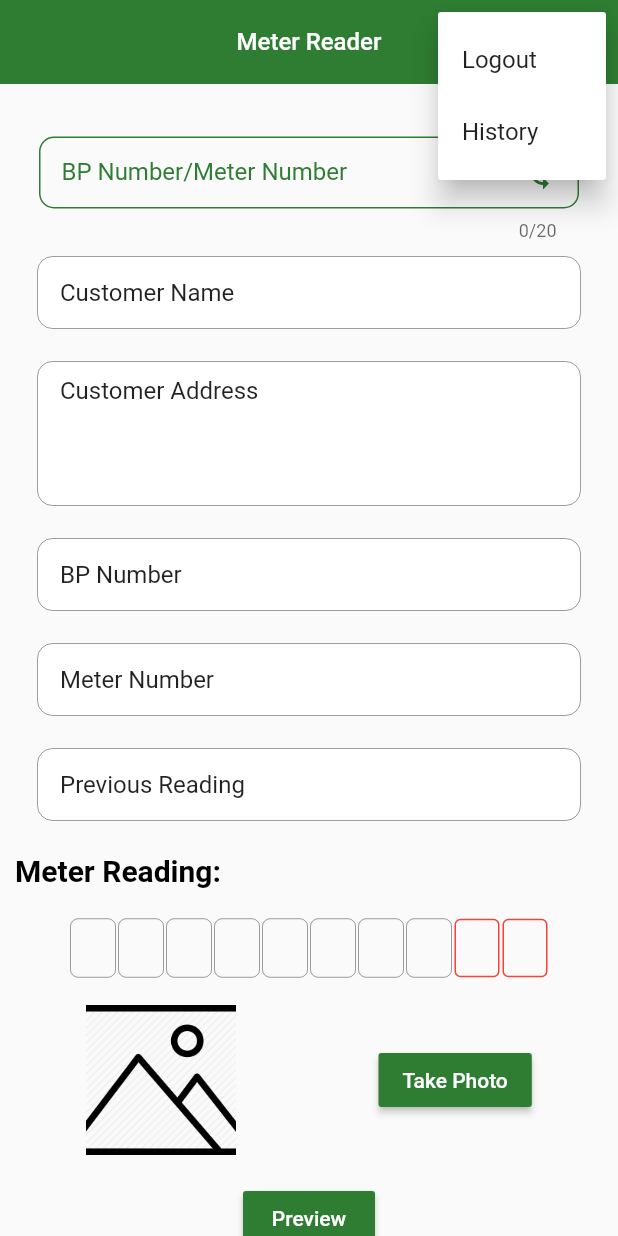
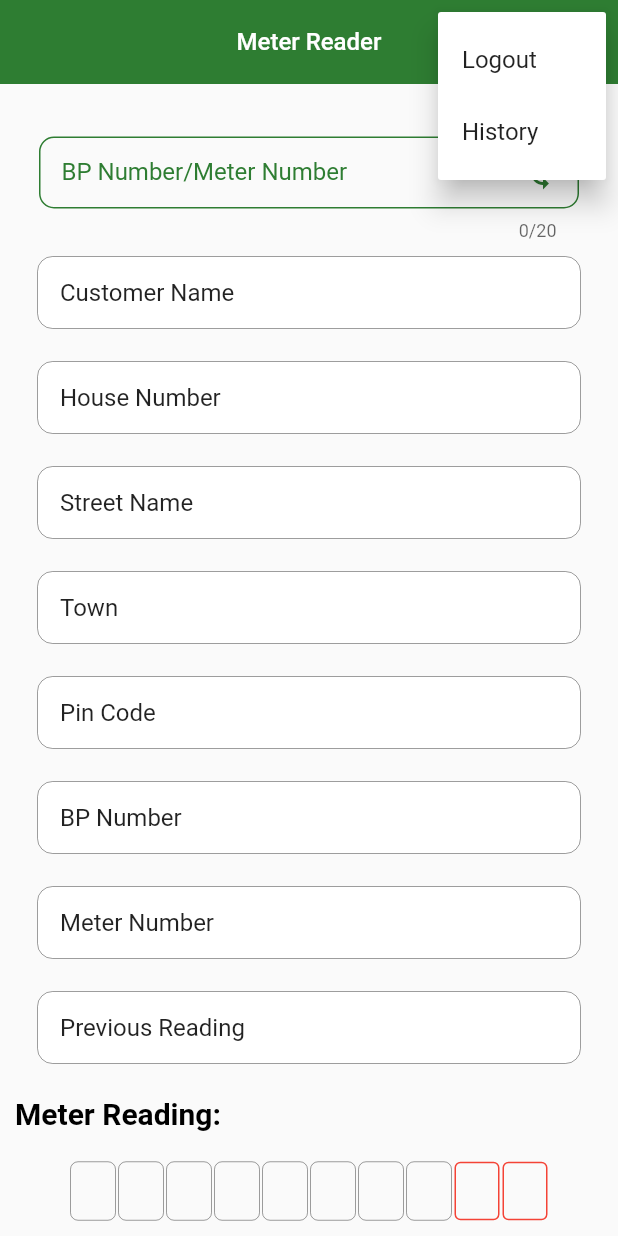
Before and after one commit to PurvaUnistal/purva_bharti_meter_reader, a Flutter app: the MeterRequestScreen screen opened directly, after a tap on the "more vert" icon, on a phone screen of 412 x 824 dp. Run offline on Flutter 3.47's test engine with Material 2 defaults, Android fonts, the phone set to English and light mode, and no system bars; our stand-ins replace connectivity, device_info_plus, equatable, flutter_bloc, flutter_easyloading, flutter_spinkit and 6 more; missing offline and left inert: bluetooth_thermal_printer, esc_pos_utils, password_validated_field; accounts and stored records are empty.

Commit message:
PurvaBharti_meter_reader

```diff
--- a/lib/Screens/SplashPage.dart
+++ b/lib/Screens/SplashPage.dart
@@ -49,7 +49,7 @@ class _PageState extends State<SplashPage> {
                   crossAxisAlignment: CrossAxisAlignment.end,
                   children: [
                     Text("Version : 1"),
-                    Text("Date : 07-03-2024"),
+                    Text("Date : 30-05-2024"),
                   ],
                 )
               ],
--- a/lib/Screens/billingRequest.dart
+++ b/lib/Screens/billingRequest.dart
@@ -36,12 +36,12 @@ class MeterReadingNumberState extends State<MeterRequestScreen> {
   final meterNumberController = new TextEditingController();
   final customerNameController = new TextEditingController();
   final customerAddressController = new TextEditingController();
+  final houseNumberController = new TextEditingController();
+  final streetController = new TextEditingController();
+  final townController = new TextEditingController();
+  final pinCodeController = new TextEditingController();
   final previousReadingController = new TextEditingController();
   final previousOutStandingController = new TextEditingController();
-  final houseNumberController = new TextEditingController();
-  final localityController = new TextEditingController();
-  final townController = new TextEditingController();
-  final pinCodeController = new TextEditingController();
   final myController1 = new TextEditingController();
   final myController2 = new TextEditingController();
   final myController3 = new TextEditingController();
@@ -172,14 +172,18 @@ class MeterReadingNumberState extends State<MeterRequestScreen> {
           customerNameController.text = searchList[0].firstName.toString() +
               " " +
               searchList[0].lastName.toString();
-          customerAddressController.text =
+          /*customerAddressController.text =
               searchList[0].houseNumber.toString() +
                   "\n" +
                   searchList[0].locality.toString() +
                   "\n" +
                   searchList[0].town.toString() +
                   "\n" +
-                  searchList[0].pinCode.toString();
+                  searchList[0].pinCode.toString();*/
+          houseNumberController.text = searchList[0].houseNumber.toString();
+          streetController.text = searchList[0].locality.toString();
+          townController.text = searchList[0].town.toString();
+          pinCodeController.text = searchList[0].pinCode.toString();
           previousReadingController.text = searchList[0].replaceStatus == 1
               ? searchList[0].newMeterOldReading.toString()
               : searchList[0].oldReading.toString();
@@ -218,7 +222,7 @@ class MeterReadingNumberState extends State<MeterRequestScreen> {
         myController8.text.toString().trim() +
         myController9.text.toString().trim() +
         myController10.text.toString().trim();
-    double myReading = double.parse(myReadingValue) / 1000;
+      double myReading = double.parse(myReadingValue) / 1000;
     if (bpNumberFieldController.text.trim().toString() == " ") {
       CustomToast.showToast("Select BP Number");
       return;
@@ -227,10 +231,10 @@ class MeterReadingNumberState extends State<MeterRequestScreen> {
       CustomToast.showToast("Select Customer Name ");
       return;
     }
-    if (customerAddressController.text.trim().toString() == " ") {
+   /* if (customerAddressController.text.trim().toString() == " ") {
       CustomToast.showToast("Select Customer Address ");
       return;
-    }
+    }*/
     if (bpNumberFieldController.text.trim().toString() == " ") {
       CustomToast.showToast("Select BP Number");
       return;
@@ -325,6 +329,10 @@ class MeterReadingNumberState extends State<MeterRequestScreen> {
     meterNumberController.clear();
     customerNameController.clear();
     customerAddressController.clear();
+    houseNumberController.clear();
+    streetController.clear();
+    townController.clear();
+    pinCodeController.clear();
     previousReadingController.clear();
     previousOutStandingController.clear();
     myController1.clear();
@@ -491,10 +499,33 @@ class MeterReadingNumberState extends State<MeterRequestScreen> {
                       CustomTextEmailField(
                         enabled: false,
                         keyboardType: TextInputType.streetAddress,
-                        maxLines: 4,
-                        controller: customerAddressController,
+                        controller: houseNumberController,
                         validate: false,
-                        labelText: "Customer Address",
+                        labelText: "House Number",
+                        filledColor: Colors.white,
+                      ),
+                      CustomTextEmailField(
+                        enabled: false,
+                        keyboardType: TextInputType.streetAddress,
+                        controller: streetController,
+                        validate: false,
+                        labelText: "Street Name",
+                        filledColor: Colors.white,
+                      ),
+                      CustomTextEmailField(
+                        enabled: false,
+                        keyboardType: TextInputType.streetAddress,
+                        controller: townController,
+                        validate: false,
+                        labelText: "Town",
+                        filledColor: Colors.white,
+                      ),
+                      CustomTextEmailField(
+                        enabled: false,
+                        keyboardType: TextInputType.streetAddress,
+                        controller: pinCodeController,
+                        validate: false,
+                        labelText: "Pin Code",
                         filledColor: Colors.white,
                       ),
                       CustomTextEmailField(
--- a/lib/service/Apis.dart
+++ b/lib/service/Apis.dart
@@ -1,7 +1,6 @@
 class Apis {
-//  static String baseUrl = 'http://pbgpl.smartgasnet.com/api/';
-  static String baseUrl = 'http://142.79.231.30:8097/api/';
-  static String login = 'login';
+  static String baseUrl = 'http://pbgpl.smartgasnet.com/api/';
+ // static String baseUrl = 'http://142.79.231.30:8097/api/';
   static String auth = baseUrl + 'auth';
   static String getPendingBillsMeterReader =
       baseUrl + 'customer/getPendingBillsMeterReader';
```
Also changed, not shown: 12 other files.
